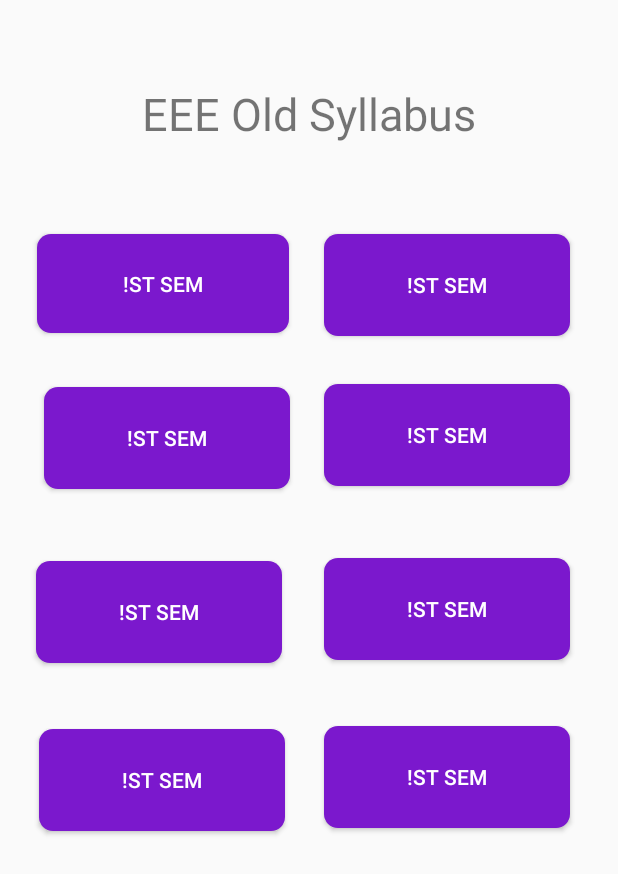
After one commit to Abhi73017/CollegeBuddy, an Android app: the EeeNew screen opened directly, with no data from a screen before it, on a phone screen of 412 x 824 dp. The commit adds this screen. Shown: the top 874 px of the screen. Run offline under Robolectric (Android 15) with nearby library versions, the light colour scheme and no system bars.

Commit message:
added button activity

```diff
--- a/app/build.gradle
+++ b/app/build.gradle
@@ -44,4 +44,7 @@ dependencies {
     androidTestImplementation 'androidx.test.ext:junit:1.1.1'
     androidTestImplementation 'androidx.test.espresso:espresso-core:3.2.0'
     implementation 'com.google.android.material:material:1.0.0'
+    // Expandalble
+
+
 }
--- /dev/null
+++ b/app/src/main/java/com/abhishek/collegebuddy/NewSyllabus/EeeNew.kt
@@ -0,0 +1,20 @@
+package com.abhishek.collegebuddy.NewSyllabus
+
+import android.content.Intent
+import androidx.appcompat.app.AppCompatActivity
+import android.os.Bundle
+import com.abhishek.collegebuddy.NewSyllabus.FirstSem.EEE
+import com.abhishek.collegebuddy.R
+import kotlinx.android.synthetic.main.activity_eee__new.*
+
+class EeeNew : AppCompatActivity() {
+
+    override fun onCreate(savedInstanceState: Bundle?) {
+        super.onCreate(savedInstanceState)
+        setContentView(R.layout.activity_eee__new)
+        sem1.setOnClickListener{
+            val intent = Intent(this, EEE::class.java)
+            startActivity(intent)
+        }
+    }
+}
--- a/app/src/main/java/com/abhishek/collegebuddy/syllabus.kt
+++ b/app/src/main/java/com/abhishek/collegebuddy/syllabus.kt
@@ -20,8 +20,9 @@ class syllabus : AppCompatActivity() {
         tabs.setupWithViewPager(viewPagerSyllabus)
 
         back_btn.setOnClickListener {
-            val intent = Intent(this, dashboard::class.java)
-            startActivity(intent)
+            startActivity(Intent(this, dashboard::class.java))
+
+
         }
     }
 }
--- /dev/null
+++ b/app/src/main/res/layout/activity_eee__new.xml
@@ -0,0 +1,124 @@
+<?xml version="1.0" encoding="utf-8"?>
+<androidx.constraintlayout.widget.ConstraintLayout xmlns:android="http://schemas.android.com/apk/res/android"
+    xmlns:app="http://schemas.android.com/apk/res-auto"
+    xmlns:tools="http://schemas.android.com/tools"
+    android:layout_width="match_parent"
+    android:layout_height="match_parent"
+    tools:context=".NewSyllabus.EeeNew">
+
+
+    <Button
+        android:id="@+id/sem1"
+        android:layout_width="168dp"
+        android:layout_height="66dp"
+        android:layout_marginTop="156dp"
+        android:background="@drawable/buttoncurve"
+        android:text="!st Sem"
+        android:textColor="@color/white"
+        app:layout_constraintEnd_toStartOf="@+id/button"
+        app:layout_constraintHorizontal_bias="0.512"
+        app:layout_constraintStart_toStartOf="parent"
+        app:layout_constraintTop_toTopOf="parent" />
+
+    <Button
+        android:id="@+id/button"
+        android:layout_width="164dp"
+        android:layout_height="68dp"
+        android:layout_marginTop="156dp"
+        android:layout_marginEnd="32dp"
+        android:background="@drawable/buttoncurve"
+        android:text="!st Sem"
+        android:textColor="@color/white"
+        app:layout_constraintEnd_toEndOf="parent"
+        app:layout_constraintTop_toTopOf="parent" />
+
+    <Button
+        android:id="@+id/button6"
+        android:layout_width="164dp"
+        android:layout_height="68dp"
+        android:layout_marginStart="24dp"
+        android:layout_marginTop="48dp"
+        android:background="@drawable/buttoncurve"
+        android:text="!st Sem"
+        android:textColor="@color/white"
+        app:layout_constraintEnd_toStartOf="@+id/button5"
+        app:layout_constraintHorizontal_bias="0.0"
+        app:layout_constraintStart_toStartOf="parent"
+        app:layout_constraintTop_toBottomOf="@+id/button4" />
+
+    <Button
+        android:id="@+id/button5"
+        android:layout_width="164dp"
+        android:layout_height="68dp"
+        android:layout_marginTop="48dp"
+        android:layout_marginEnd="32dp"
+        android:background="@drawable/buttoncurve"
+        android:text="!st Sem"
+        android:textColor="@color/white"
+        app:layout_constraintEnd_toEndOf="parent"
+        app:layout_constraintTop_toBottomOf="@+id/button3" />
+
+    <Button
+        android:id="@+id/button3"
+        android:layout_width="164dp"
+        android:layout_height="68dp"
+        android:layout_marginTop="32dp"
+        android:layout_marginEnd="32dp"
+        android:background="@drawable/buttoncurve"
+        android:text="!st Sem"
+        android:textColor="@color/white"
+        app:layout_constraintEnd_toEndOf="parent"
+        app:layout_constraintTop_toBottomOf="@+id/button" />
+
+    <Button
+        android:id="@+id/button4"
+        android:layout_width="164dp"
+        android:layout_height="68dp"
+        android:layout_marginTop="36dp"
+        android:background="@drawable/buttoncurve"
+        android:text="!st Sem"
+        android:textColor="@color/white"
+        app:layout_constraintEnd_toStartOf="@+id/button3"
+        app:layout_constraintHorizontal_bias="0.558"
+        app:layout_constraintStart_toStartOf="parent"
+        app:layout_constraintTop_toBottomOf="@+id/sem1" />
+
+    <Button
+        android:layout_width="164dp"
+        android:layout_height="68dp"
+        android:layout_marginStart="24dp"
+        android:layout_marginTop="44dp"
+        android:background="@drawable/buttoncurve"
+        android:text="!st Sem"
+        android:textColor="@color/white"
+        app:layout_constraintEnd_toStartOf="@+id/button7"
+        app:layout_constraintHorizontal_bias="0.067"
+        app:layout_constraintStart_toStartOf="parent"
+        app:layout_constraintTop_toBottomOf="@+id/button6" />
+
+    <Button
+        android:id="@+id/button7"
+        android:layout_width="164dp"
+        android:layout_height="68dp"
+        android:layout_marginTop="44dp"
+        android:layout_marginEnd="32dp"
+        android:background="@drawable/buttoncurve"
+        android:text="!st Sem"
+        android:textColor="@color/white"
+        app:layout_constraintEnd_toEndOf="parent"
+        app:layout_constraintTop_toBottomOf="@+id/button5" />
+
+    <TextView
+        android:id="@+id/textView12"
+        android:layout_width="wrap_content"
+        android:layout_height="wrap_content"
+        android:layout_marginBottom="60dp"
+        android:gravity="center"
+        android:text="EEE Old Syllabus"
+        android:textSize="30sp"
+        app:layout_constraintBottom_toTopOf="@+id/sem1"
+        app:layout_constraintEnd_toEndOf="parent"
+        app:layout_constraintStart_toStartOf="parent" />
+
+
+</androidx.constraintlayout.widget.ConstraintLayout>
```
Also changed, not shown: app/src/main/AndroidManifest.xml (+24 -11 lines), app/src/main/java/com/abhishek/collegebuddy/NewSyllabus/FirstSem/EEE.kt (added, +34 -0 lines), app/src/main/java/com/abhishek/collegebuddy/NewSyllabus/MechNew.kt (added, +13 -0 lines), app/src/main/java/com/abhishek/collegebuddy/OldSyllabus/EeeOld.kt (added, +13 -0 lines), app/src/main/java/com/abhishek/collegebuddy/OldSyllabus/MechOld.kt (added, +13 -0 lines), app/src/main/java/com/abhishek/collegebuddy/SyllabusFragments/NewSyllabus.kt (+18 -12 lines), app/src/main/res/drawable/buttoncurve.xml (+1 -7 lines), app/src/main/res/layout/activity_eee_1stsem.xml (added, +86 -0 lines), app/src/main/res/layout/activity_eee_old.xml (added, +9 -0 lines), app/src/main/res/layout/activity_mech_new.xml (added, +9 -0 lines), app/src/main/res/layout/activity_mech_old.xml (added, +9 -0 lines).
